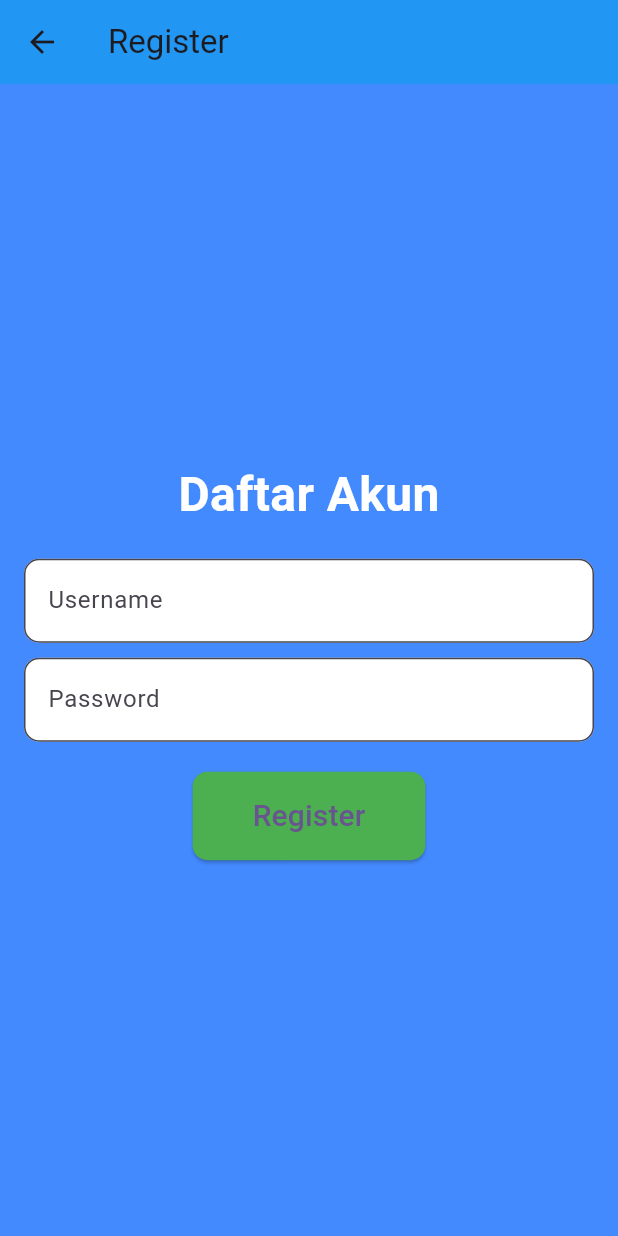
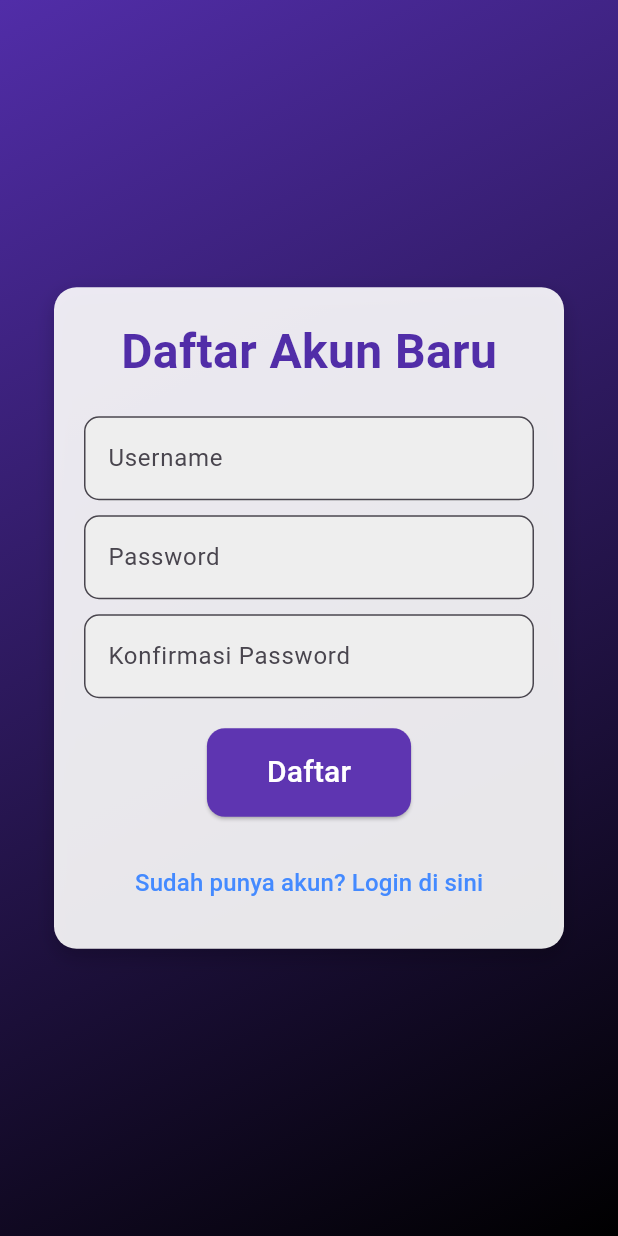
Before and after one commit to AndreSusilo27/UTS-Pemrograman-Mobile-2, a Flutter app: the LoginPage screen opened directly, after a tap on "Belum Punya Akun? Daftar di sini", on a phone screen of 412 x 824 dp. Run offline on Flutter 3.47's test engine with Material 3 defaults, Android fonts, the light colour scheme and no system bars; drawn by our look-alikes of animated_text_kit; our stand-ins replace flutter_spinkit, sqflite; accounts and stored records are empty.

Commit message:
pembaruan desain login dan register

```diff
--- a/lib/screens/login.dart
+++ b/lib/screens/login.dart
@@ -1,6 +1,7 @@
 import 'package:flutter/material.dart';
 import 'package:flutter_spinkit/flutter_spinkit.dart';
 import 'package:animated_text_kit/animated_text_kit.dart';
+import 'package:pemmob2/screens/main.dart';
 import 'package:pemmob2/screens/register.dart';
 
 class LoginPage extends StatefulWidget {
@@ -22,7 +23,6 @@ class _LoginPageState extends State<LoginPage> {
 
     // Simulasi proses login
     Future.delayed(const Duration(seconds: 2), () {
-      // Di sini, tambahkan logika untuk memverifikasi login
       setState(() {
         _isLoading = false;
       });
@@ -33,22 +33,30 @@ class _LoginPageState extends State<LoginPage> {
   @override
   Widget build(BuildContext context) {
     return Scaffold(
-      backgroundColor: Colors.blueAccent,
-      appBar: AppBar(
-        title: const Text('Login'),
-        backgroundColor: Colors.blue,
+      body: Container(
+        width: double.infinity,
+        padding: const EdgeInsets.symmetric(vertical: 30.0, horizontal: 20.0),
+        decoration: BoxDecoration(
+          gradient: LinearGradient(
+            colors: [
+              Colors.deepPurple.shade700,
+              Colors.black,
+            ],
+            begin: Alignment.topLeft,
+            end: Alignment.bottomRight,
           ),
-      body: Center(
+        ),
+        child: Center(
           child: SingleChildScrollView(
             padding: const EdgeInsets.all(16.0),
             child: Container(
               padding: const EdgeInsets.all(20.0),
               decoration: BoxDecoration(
-              color: Colors.white,
-              borderRadius: BorderRadius.circular(12.0),
+                color: Colors.white.withOpacity(0.9),
+                borderRadius: BorderRadius.circular(15.0),
                 boxShadow: [
                   BoxShadow(
-                  color: Colors.black26,
+                    color: Colors.black.withOpacity(0.2),
                     blurRadius: 10.0,
                     offset: const Offset(0, 5),
                   ),
@@ -57,20 +65,24 @@ class _LoginPageState extends State<LoginPage> {
               child: Column(
                 mainAxisAlignment: MainAxisAlignment.center,
                 children: <Widget>[
+                  // Animasi teks dengan efek kursor
                   AnimatedTextKit(
                     animatedTexts: [
-                    FadeAnimatedText(
+                      TypewriterAnimatedText(
                         'Selamat Datang',
-                      textStyle: const TextStyle(
+                        textStyle: TextStyle(
                           fontSize: 32.0,
                           fontWeight: FontWeight.bold,
-                        color: Colors.blueAccent,
+                          color: Colors.deepPurple.shade700,
                         ),
+                        speed: const Duration(milliseconds: 100),
+                        cursor: '|',
                       ),
                     ],
-                  isRepeatingAnimation: false,
+                    totalRepeatCount: 1,
                   ),
                   const SizedBox(height: 20),
+                  // Input field Username
                   TextField(
                     controller: _usernameController,
                     decoration: InputDecoration(
@@ -83,6 +95,7 @@ class _LoginPageState extends State<LoginPage> {
                     ),
                   ),
                   const SizedBox(height: 10),
+                  // Input field Password
                   TextField(
                     controller: _passwordController,
                     obscureText: true,
@@ -96,9 +109,10 @@ class _LoginPageState extends State<LoginPage> {
                     ),
                   ),
                   const SizedBox(height: 20),
+                  // Tombol login dengan animasi loading
                   _isLoading
                       ? const SpinKitCircle(
-                        color: Colors.blue,
+                          color: Colors.deepPurple,
                           size: 50.0,
                         )
                       : ElevatedButton(
@@ -106,14 +120,17 @@ class _LoginPageState extends State<LoginPage> {
                           style: ElevatedButton.styleFrom(
                             padding: const EdgeInsets.symmetric(
                                 horizontal: 40, vertical: 15),
-                          backgroundColor: Colors.green,
+                            backgroundColor: Colors.deepPurple.shade600,
                             shape: RoundedRectangleBorder(
-                            borderRadius: BorderRadius.circular(10.0),
+                              borderRadius: BorderRadius.circular(12.0),
                             ),
                           ),
                           child: const Text(
                             'Login',
-                          style: TextStyle(fontSize: 20),
+                            style: TextStyle(
+                              fontSize: 20,
+                              color: Colors.white,
+                            ),
                           ),
                         ),
                   const SizedBox(height: 20),
@@ -122,11 +139,29 @@ class _LoginPageState extends State<LoginPage> {
                     onPressed: () {
                       Navigator.push(
                         context,
-                      MaterialPageRoute(builder: (context) => RegisterPage()),
-                    ); // Pastikan RegisterPage ada
+                        MaterialPageRoute(
+                            builder: (context) => const RegisterPage()),
+                      );
                     },
                     child: const Text(
                       'Belum Punya Akun? Daftar di sini',
+                      style: TextStyle(
+                        color: Colors.blueAccent,
+                        fontSize: 16,
+                      ),
+                    ),
+                  ),
+                  // Tombol untuk menuju halaman home
+                  TextButton(
+                    onPressed: () {
+                      Navigator.push(
+                        context,
+                        MaterialPageRoute(
+                            builder: (context) => const HomePage()),
+                      );
+                    },
+                    child: const Text(
+                      'Beranda',
                       style: TextStyle(
                         color: Colors.blueAccent,
                         fontSize: 16,
@@ -138,6 +173,7 @@ class _LoginPageState extends State<LoginPage> {
             ),
           ),
         ),
+      ),
     );
   }
 }
--- a/lib/screens/register.dart
+++ b/lib/screens/register.dart
@@ -1,7 +1,6 @@
 import 'package:flutter/material.dart';
-import 'package:flutter_spinkit/flutter_spinkit.dart';
 import 'package:animated_text_kit/animated_text_kit.dart';
-import 'package:pemmob2/db/db.dart';
+import 'package:pemmob2/screens/login.dart';
 
 class RegisterPage extends StatefulWidget {
   const RegisterPage({super.key});
@@ -13,106 +12,163 @@ class RegisterPage extends StatefulWidget {
 class _RegisterPageState extends State<RegisterPage> {
   final _usernameController = TextEditingController();
   final _passwordController = TextEditingController();
+  final _confirmPasswordController = TextEditingController();
   bool _isLoading = false;
 
-  void _register() async {
+  void _register() {
     setState(() {
       _isLoading = true;
     });
 
-    String username = _usernameController.text;
-    String password = _passwordController.text;
-
-    // Logika untuk menyimpan data ke SQLite
-    DatabaseHelper dbHelper = DatabaseHelper();
-    await dbHelper.insertUser(
-        username, password); // Pastikan metode ini ada di DatabaseHelper
-
+    // Simulasi proses registrasi
+    Future.delayed(const Duration(seconds: 2), () {
       setState(() {
         _isLoading = false;
       });
-
-    // Navigasi ke halaman login setelah berhasil
-    Navigator.pop(context);
+      // Ganti dengan logika navigasi ke halaman berikutnya jika registrasi berhasil
+    });
   }
 
   @override
   Widget build(BuildContext context) {
     return Scaffold(
-      backgroundColor: Colors.blueAccent,
-      appBar: AppBar(
-        title: Text('Register'),
-        backgroundColor: Colors.blue,
+      body: Container(
+        width: double.infinity,
+        padding: const EdgeInsets.symmetric(vertical: 30.0, horizontal: 20.0),
+        decoration: BoxDecoration(
+          gradient: LinearGradient(
+            colors: [
+              Colors.deepPurple.shade700,
+              Colors.black,
+            ],
+            begin: Alignment.topLeft,
+            end: Alignment.bottomRight,
           ),
-      body: Center(
+        ),
+        child: Center(
           child: SingleChildScrollView(
-          padding: EdgeInsets.all(16.0),
+            padding: const EdgeInsets.all(16.0),
+            child: Container(
+              padding: const EdgeInsets.all(20.0),
+              decoration: BoxDecoration(
+                color: Colors.white.withOpacity(0.9),
+                borderRadius: BorderRadius.circular(15.0),
+                boxShadow: [
+                  BoxShadow(
+                    color: Colors.black.withOpacity(0.2),
+                    blurRadius: 10.0,
+                    offset: const Offset(0, 5),
+                  ),
+                ],
+              ),
               child: Column(
                 mainAxisAlignment: MainAxisAlignment.center,
                 children: <Widget>[
+                  // Animasi teks dengan efek kursor
                   AnimatedTextKit(
                     animatedTexts: [
-                  FadeAnimatedText(
-                    'Daftar Akun',
+                      TypewriterAnimatedText(
+                        'Daftar Akun Baru',
                         textStyle: TextStyle(
                           fontSize: 32.0,
                           fontWeight: FontWeight.bold,
-                      color: Colors.white,
+                          color: Colors.deepPurple.shade700,
                         ),
+                        speed: const Duration(milliseconds: 100),
+                        cursor: '|',
                       ),
                     ],
-                isRepeatingAnimation: false,
+                    totalRepeatCount: 1,
                   ),
-              SizedBox(height: 20),
+                  const SizedBox(height: 20),
+                  // Input field Username
                   TextField(
                     controller: _usernameController,
                     decoration: InputDecoration(
                       labelText: 'Username',
                       filled: true,
-                  fillColor: Colors.white,
+                      fillColor: Colors.grey.shade200,
                       border: OutlineInputBorder(
                         borderRadius: BorderRadius.circular(10.0),
                       ),
                     ),
                   ),
-              SizedBox(height: 10),
+                  const SizedBox(height: 10),
+                  // Input field Password
                   TextField(
                     controller: _passwordController,
                     obscureText: true,
                     decoration: InputDecoration(
                       labelText: 'Password',
                       filled: true,
-                  fillColor: Colors.white,
+                      fillColor: Colors.grey.shade200,
                       border: OutlineInputBorder(
                         borderRadius: BorderRadius.circular(10.0),
                       ),
                     ),
                   ),
-              SizedBox(height: 20),
+                  const SizedBox(height: 10),
+                  // Input field Confirm Password
+                  TextField(
+                    controller: _confirmPasswordController,
+                    obscureText: true,
+                    decoration: InputDecoration(
+                      labelText: 'Konfirmasi Password',
+                      filled: true,
+                      fillColor: Colors.grey.shade200,
+                      border: OutlineInputBorder(
+                        borderRadius: BorderRadius.circular(10.0),
+                      ),
+                    ),
+                  ),
+                  const SizedBox(height: 20),
+                  // Tombol Register dengan animasi loading
                   _isLoading
-                  ? SpinKitCircle(
-                      color: Colors.white,
-                      size: 50.0,
+                      ? const CircularProgressIndicator(
+                          color: Colors.deepPurple,
                         )
                       : ElevatedButton(
                           onPressed: _register,
                           style: ElevatedButton.styleFrom(
                             padding: const EdgeInsets.symmetric(
                                 horizontal: 40, vertical: 15),
-                        backgroundColor: Colors.green,
+                            backgroundColor: Colors.deepPurple.shade600,
                             shape: RoundedRectangleBorder(
-                          borderRadius: BorderRadius.circular(10.0),
+                              borderRadius: BorderRadius.circular(12.0),
                             ),
                           ),
-                      child: Text(
-                        'Register',
-                        style: TextStyle(fontSize: 20),
+                          child: const Text(
+                            'Daftar',
+                            style: TextStyle(
+                              fontSize: 20,
+                              color: Colors.white,
+                            ),
+                          ),
+                        ),
+                  const SizedBox(height: 20),
+                  // Tombol untuk kembali ke halaman login
+                  TextButton(
+                    onPressed: () {
+                      Navigator.push(
+                        context,
+                        MaterialPageRoute(
+                            builder: (context) => const LoginPage()),
+                      );
+                    },
+                    child: const Text(
+                      'Sudah punya akun? Login di sini',
+                      style: TextStyle(
+                        color: Colors.blueAccent,
+                        fontSize: 16,
+                      ),
                     ),
                   ),
                 ],
               ),
             ),
           ),
+        ),
+      ),
     );
   }
 }
```
Lines whose indentation alone changed are shown as unchanged.
